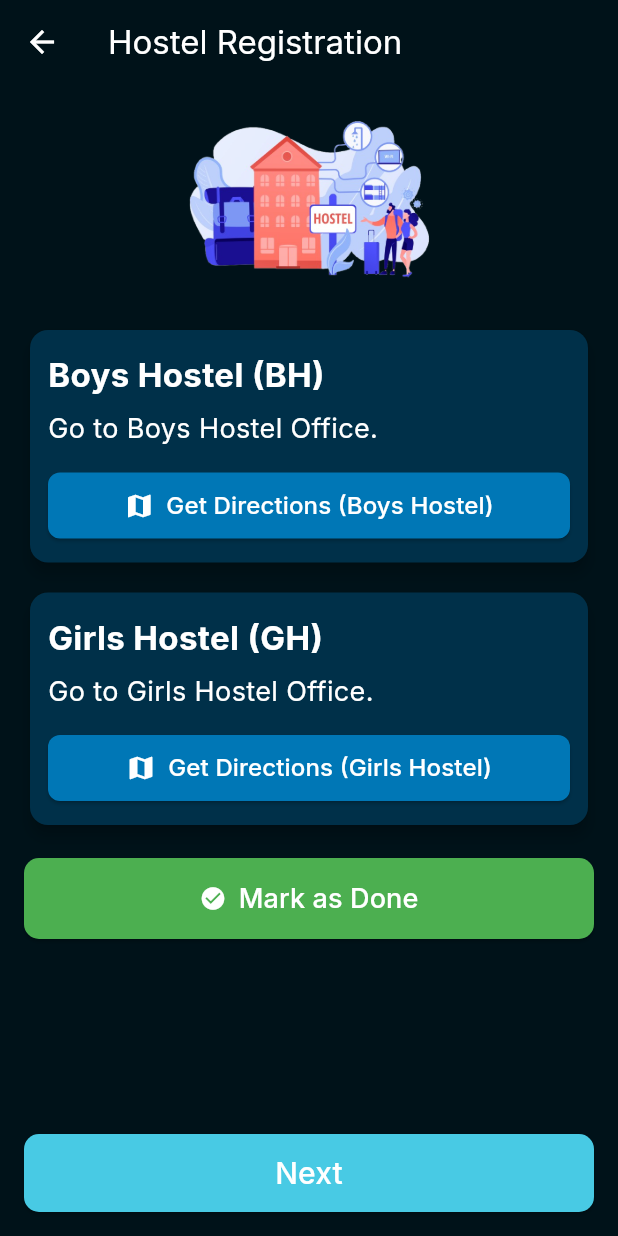
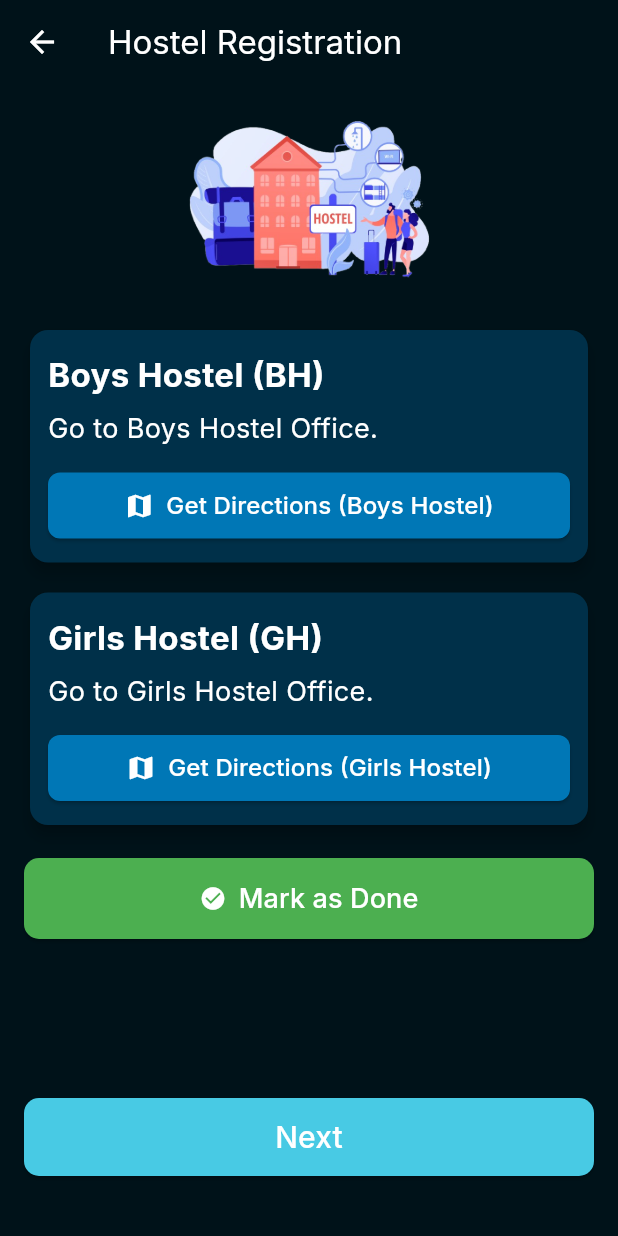
Before and after one commit to ZenithRizz/ccell, a Flutter app: the HostelRegistrationScreen screen opened by its route, on a phone screen of 412 x 824 dp. Run offline on Flutter 3.47's test engine with Material 3 defaults, Android fonts, the phone set to English and light mode, and no system bars; our stand-ins replace firebase_auth, firebase_core, google_fonts, google_sign_in, image_picker, salomon_bottom_bar and 1 more; accounts and stored records are empty.

Commit message:
Update hostel_registration.dart

```diff
--- a/lib/hostel_registration.dart
+++ b/lib/hostel_registration.dart
@@ -133,9 +133,9 @@ class _HostelRegistrationScreenState extends State<HostelRegistrationScreen> {
                 ),
               ),
             ),
-            // Next Button always visible at the bottom
+            // Next Button always visible at the bottom, moved up with more bottom padding
             Padding(
-              padding: const EdgeInsets.fromLTRB(16, 0, 16, 16),
+              padding: const EdgeInsets.fromLTRB(16, 0, 16, 40), // Increased bottom padding
               child: SizedBox(
                 width: double.infinity,
                 child: ElevatedButton(
```
